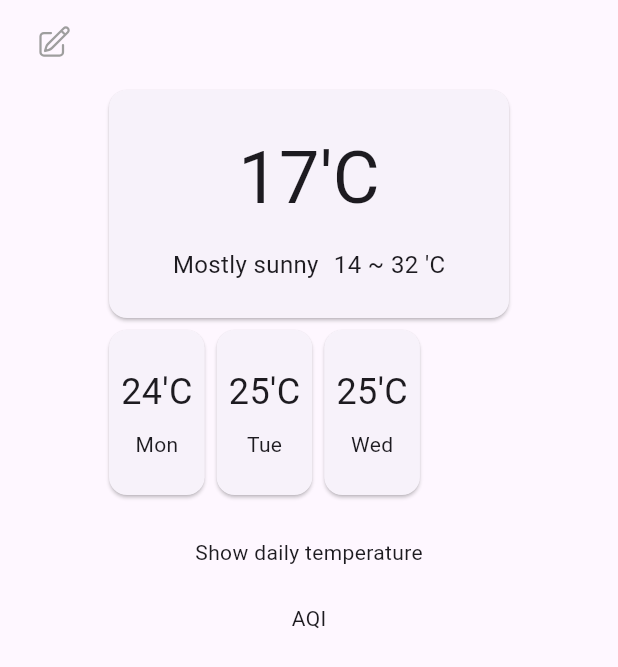
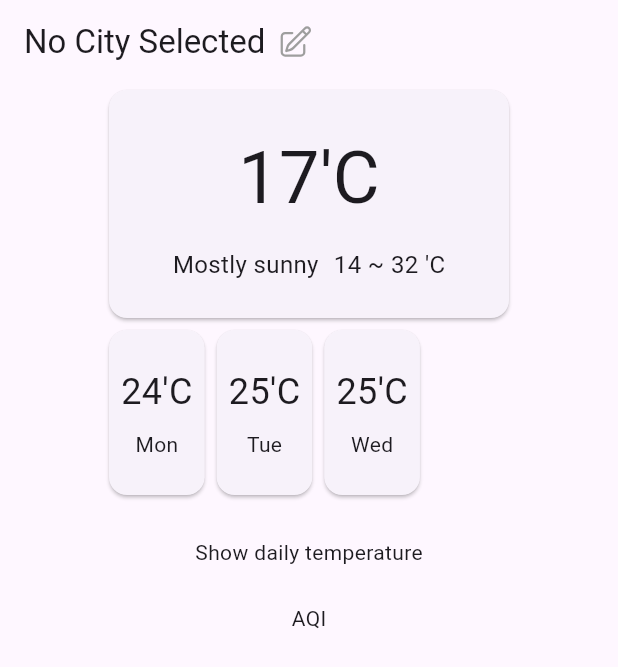
Before and after one commit to fn-faisal/flutter-weather, a Flutter app: the screen it shows after launch, on a phone screen of 412 x 824 dp. Shown: the top 667 px of the screen. Run offline on Flutter 3.47's test engine with Material 3 defaults, Android fonts, the phone set to English and light mode, and no system bars; our stand-ins replace flutter_svg.

Commit message:
Basic state management

```diff
--- a/lib/data/models/city_model.dart
+++ b/lib/data/models/city_model.dart
@@ -2,24 +2,29 @@
 import 'dart:collection';
 
 import 'package:flutter/material.dart';
+import 'package:weather_app/domain/entities/city_entity.dart';
 
 class CityModel extends ChangeNotifier {
-  late String _selectedCity = '';
+  CityEntity? _selectedCity;
 
-  final List<String> _cities = [];
+  final List<CityEntity> _cities = [];
 
-  UnmodifiableListView<String> get cities => UnmodifiableListView(_cities);
-  String get selectedCity => _selectedCity;
+  UnmodifiableListView<CityEntity> get cities => UnmodifiableListView(_cities);
+  CityEntity? get selectedCity => _selectedCity;
 
-  void changeCity(String newCity) {
+  void changeCity(CityEntity newCity) {
     _selectedCity = newCity;
-    if (!_cities.contains(newCity)) {
+    var foundCity = _cities
+      .where(
+        (c) => c.name == newCity.name,
+      ).firstOrNull;
+    if (foundCity == null) {
       addCity(newCity);
     }
     notifyListeners();
   }
 
-  void addCity(String city) {
+  void addCity(CityEntity city) {
     _cities.add(city);
     notifyListeners();
   }
--- a/lib/data/repositories/city_repository.dart
+++ b/lib/data/repositories/city_repository.dart
@@ -4,7 +4,7 @@ import 'package:weather_app/domain/repositories/i_city_repository.dart';
 
 class CityRepository extends ICityRepository {
   @override
-  Future<List<CityEntity>> search(String name) {
+  Future<List<CityEntity>> all() {
     return Future.value([
       CityEntity.fromJson({ 'name': 'Test City' })
     ]);
--- a/lib/domain/repositories/i_city_repository.dart
+++ b/lib/domain/repositories/i_city_repository.dart
@@ -2,5 +2,5 @@
 import 'package:weather_app/domain/entities/city_entity.dart';
 
 abstract class ICityRepository {
-  Future<List<CityEntity>> search( String name );
+  Future<List<CityEntity>> all();
 }
--- a/lib/main.dart
+++ b/lib/main.dart
@@ -1,13 +1,19 @@
 import 'package:flutter/material.dart';
 import 'package:provider/provider.dart';
 import 'package:weather_app/data/models/city_model.dart';
+import 'package:weather_app/data/repositories/city_repository.dart';
+import 'package:weather_app/domain/use_cases/get_cities_use_case.dart';
 
 import 'core/app.dart';
 
 void main() {
+  final cityRepository = CityRepository();
+  final getCitiesUseCase = GetCitiesUseCase(cityRepository: cityRepository);
+
   runApp(
     MultiProvider(
       providers: [
+        Provider<GetCitiesUseCase>.value(value: getCitiesUseCase),
         ChangeNotifierProvider(create: (_) => CityModel())
       ],
       child: const App(),
--- a/lib/presentation/screens/city/city_screen.dart
+++ b/lib/presentation/screens/city/city_screen.dart
@@ -1,5 +1,3 @@
-import 'dart:developer';
-
 import 'package:flutter/material.dart';
 import 'package:provider/provider.dart';
 import 'package:weather_app/data/models/city_model.dart';
@@ -35,7 +33,7 @@ class CityScreen extends StatelessWidget {
                       Card(
                         child: Padding(
                           padding: const EdgeInsets.all(8.0),
-                          child: Text(c),
+                          child: Text(c.name),
                         )
                       )
                   ]
--- a/lib/presentation/screens/home/home_screen.dart
+++ b/lib/presentation/screens/home/home_screen.dart
@@ -23,7 +23,7 @@ class HomeScreen extends StatelessWidget {
         title: Row(
           children: [
             Consumer<CityModel>(builder: (context, state, child){
-              return Text(state.selectedCity);
+              return Text(state.selectedCity?.name ?? 'No City Selected');
             }),
             Padding(
               padding: const EdgeInsets.only(left: Sizes.sm),
```
Also changed, not shown: lib/core/bootstrap/all.dart (added, +9 -0 lines), lib/domain/use_cases/get_cities_use_case.dart (renamed from lib/domain/use_cases/search_city_use_case.dart, +4 -4 lines), lib/presentation/screens/select_city/select_city_screen.dart (+48 -12 lines), lib/presentation/screens/select_city/widgets/search_form.dart (+6 -8 lines).
